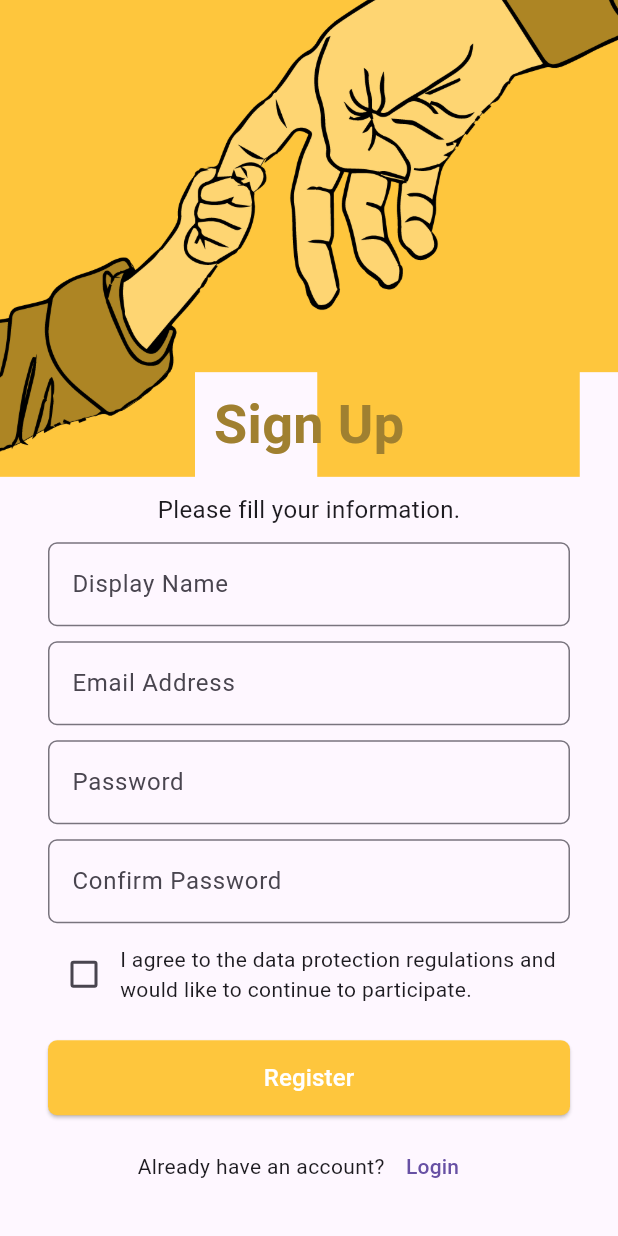
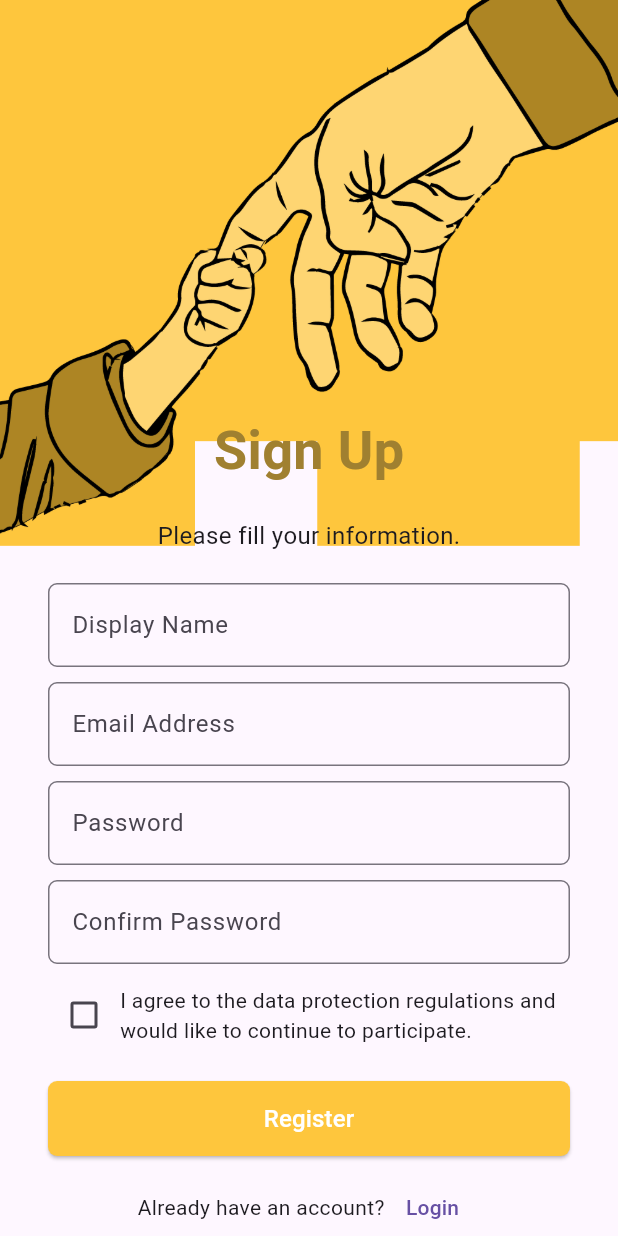
Before and after one commit to ADAPT-Research-Platform/Adapt_Mobile_App, a Flutter app: the SignUpPage screen opened by its route, on a phone screen of 412 x 824 dp. Run offline on Flutter 3.47's test engine with Material 3 defaults, Android fonts, the phone set to English and light mode, and no system bars; our stand-ins replace fl_chart, flutter_local_notifications, flutter_markdown, table_calendar, timezone, youtube_player_flutter; missing offline and left inert: flutter_polygon, markdown; accounts and stored records are empty.

Commit message:
resolves render issue on register page

```diff
--- a/lib/pages/signup_page.dart
+++ b/lib/pages/signup_page.dart
@@ -21,7 +21,8 @@ class _SignUpPageState extends State<SignUpPage> {
   final TextEditingController _displayNameController = TextEditingController();
   final TextEditingController _userEmailController = TextEditingController();
   final TextEditingController _passwordController = TextEditingController();
-  final TextEditingController _passwordConfirmController = TextEditingController();
+  final TextEditingController _passwordConfirmController =
+      TextEditingController();
 
   @override
   void dispose() {
@@ -42,31 +43,35 @@ class _SignUpPageState extends State<SignUpPage> {
   }
 
   @override
+  @override
   Widget build(BuildContext context) {
+    final size = MediaQuery.of(context).size;
+    final bool isSmallScreen =
+        size.height < 600; // Adjust cutoff for small screens
+
     return ScaffoldMessenger(
       key: registerPageScaffold,
-        child:  Scaffold(
-          body: Stack(
-            // clipBehavior: Clip.hardEdge,
-            // fit: StackFit.loose,
+      child: Scaffold(
+        body: SingleChildScrollView(
+          child: Stack(
             children: [
-              Positioned.fill(
+              const Positioned.fill(
                 left: -45,
-                top: -MediaQuery.of(context).size.height / 4,
-                child: const HexagonGrid(
+                top: -160,
+                child: HexagonGrid(
                   rows: 6,
                   cols: 4,
                   size: 175,
                   fillColor: AppColors.primaryYellow,
                   strokeColor: Colors.white,
-                    strokeWidth: 6),
+                  strokeWidth: 6,
+                ),
               ),
               Positioned.fill(
-                top: -MediaQuery.of(context).size.height / 1.3,
-                //bottom: MediaQuery.of(context).size.height/2,
+                top: -size.height / 1.5,
                 child: Image.asset(
                   'assets/images/hands_icon.png',
-                  width: MediaQuery.of(context).size.width, // Stretch to full screen width
+                  width: size.width + 100, // Stretch to full screen width
                   fit: BoxFit.fitWidth, // Maintains the aspect ratio
                 ),
               ),
@@ -75,13 +80,13 @@ class _SignUpPageState extends State<SignUpPage> {
                 child: Column(
                   mainAxisAlignment: MainAxisAlignment.center,
                   children: [
-                    SizedBox(height: MediaQuery.of(context).size.height/3.2),
+                    SizedBox(height: size.height / (isSmallScreen ? 4 : 3)),
                     const Text(
                       'Sign Up',
                       style: TextStyle(
-                        color: AppColors.darkYellow, // Static text color
-                        fontSize: AppFontSizes.large, // Static font size
-                        fontWeight: FontWeight.bold, // Static font weight
+                        color: AppColors.darkYellow,
+                        fontSize: AppFontSizes.large,
+                        fontWeight: FontWeight.bold,
                       ),
                     ),
                     const SizedBox(height: 20),
@@ -89,7 +94,7 @@ class _SignUpPageState extends State<SignUpPage> {
                       'Please fill your information.',
                       style: TextStyle(fontSize: AppFontSizes.small),
                     ),
-                    const SizedBox(height: 10),
+                    const SizedBox(height: 20),
                     TextField(
                       controller: _displayNameController,
                       decoration: InputDecoration(
@@ -136,10 +141,8 @@ class _SignUpPageState extends State<SignUpPage> {
                       children: [
                         Checkbox(
                           value: false,
-                            onChanged: (value) {
-                              // Checkbox action
-                              value = value;
-                            }),
+                          onChanged: (value) {},
+                        ),
                         const Expanded(
                           child: Text(
                             'I agree to the data protection regulations and would like to continue to participate.',
@@ -150,7 +153,7 @@ class _SignUpPageState extends State<SignUpPage> {
                     const SizedBox(height: 20),
                     TaskButton(
                       text: 'Register',
-                        onPressed: _register
+                      onPressed: _register,
                     ),
                     const SizedBox(height: 10),
                     Row(
@@ -158,20 +161,22 @@ class _SignUpPageState extends State<SignUpPage> {
                       children: [
                         const Text("Already have an account?"),
                         TextButton(
-                          onPressed: (){
-                            mainNavigator.currentState!.pushReplacementNamed(Routes.routeLogin);
+                          onPressed: () {
+                            mainNavigator.currentState!
+                                .pushReplacementNamed(Routes.routeLogin);
                           },
                           child: const Text('Login'),
                         ),
                       ],
                     ),
-                    const SizedBox(height: 50),
+                    const SizedBox(height: 20),
                   ],
                 ),
-              )
+              ),
             ],
           ),
-        )
+        ),
+      ),
     );
   }
 }
```
Lines whose indentation alone changed are shown as unchanged.
